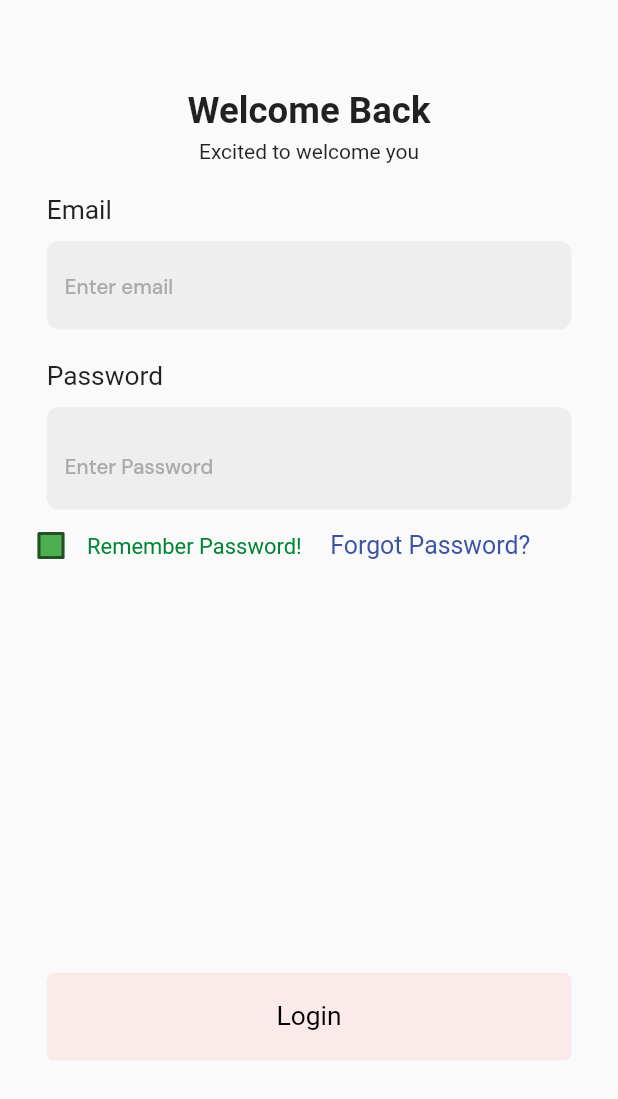
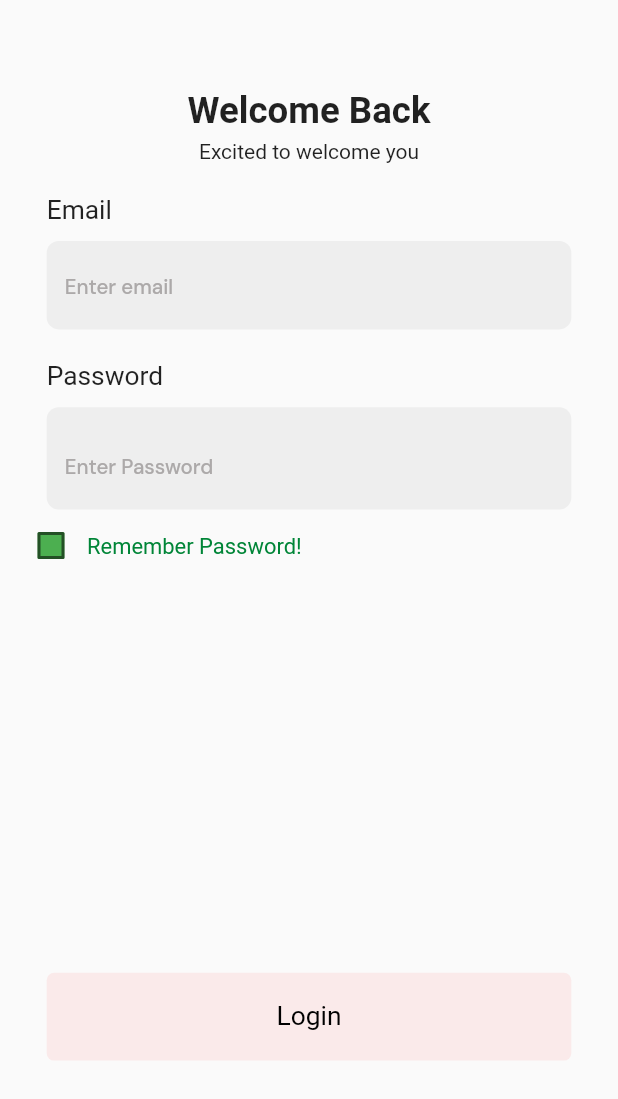
Before and after one commit to monisbaig/carehome, a Flutter app: the SignUpPage screen opened directly, on a phone screen of 412 x 824 dp. Shown: the top 1099 px of the screen. Run offline on Flutter 3.47's test engine with Material 2 defaults, Android fonts, the phone set to English and light mode, and no system bars; our stand-ins replace cloud_firestore, dio, firebase_auth, firebase_core, flutter_screenutil, flutter_svg and 3 more; missing offline and left inert: flutter_share, uc_pdfview; accounts and stored records are empty; project files that could hold a hidden picture were left out.

Commit message:
name changed

```diff
--- a/lib/View/SignUp.dart
+++ b/lib/View/SignUp.dart
@@ -214,15 +214,15 @@ class _SignUpPageState extends State<SignUpPage> {
                         ),
                       ),
                       SizedBox(width: 18.w),
-                      Container(
-                        child: Text(
-                          'Forgot Password?',
-                          style: TextStyle(
-                            color: const Color(0xff3b53a4),
-                            fontSize: 17.sp,
-                          ),
-                        ),
-                      ),
+                      // Container(
+                      //   child: Text(
+                      //     'Forgot Password?',
+                      //     style: TextStyle(
+                      //       color: const Color(0xff3b53a4),
+                      //       fontSize: 17.sp,
+                      //     ),
+                      //   ),
+                      // ),
                     ],
                   ),
                 ],
```
Also changed, not shown: 1 other file.
